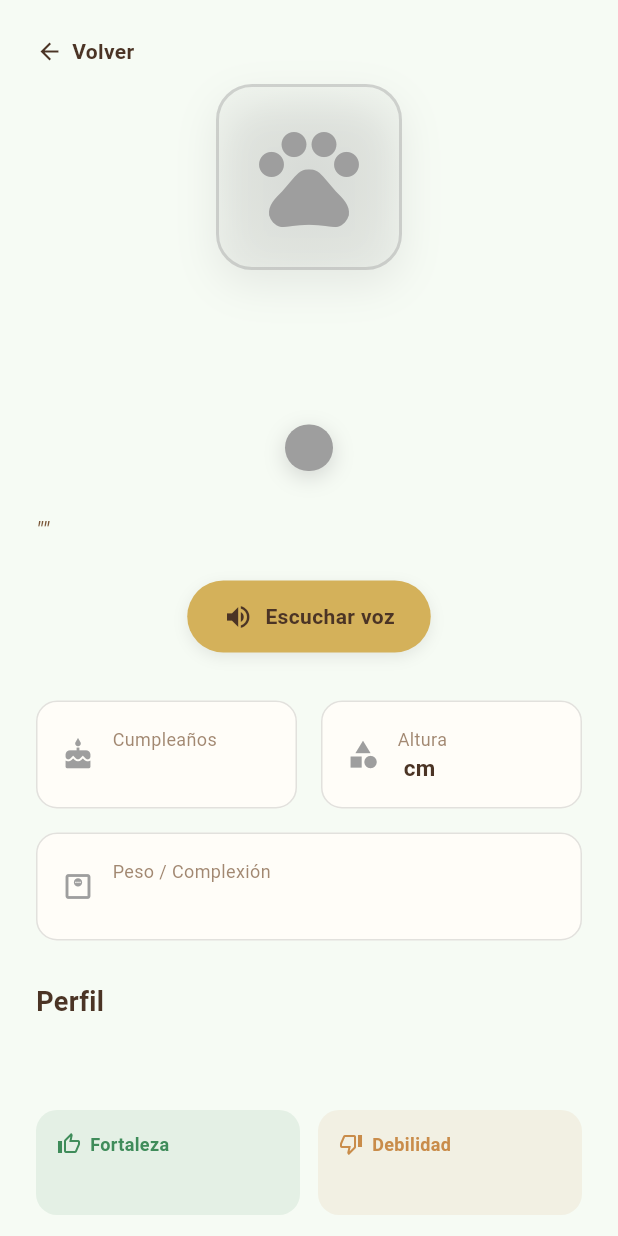
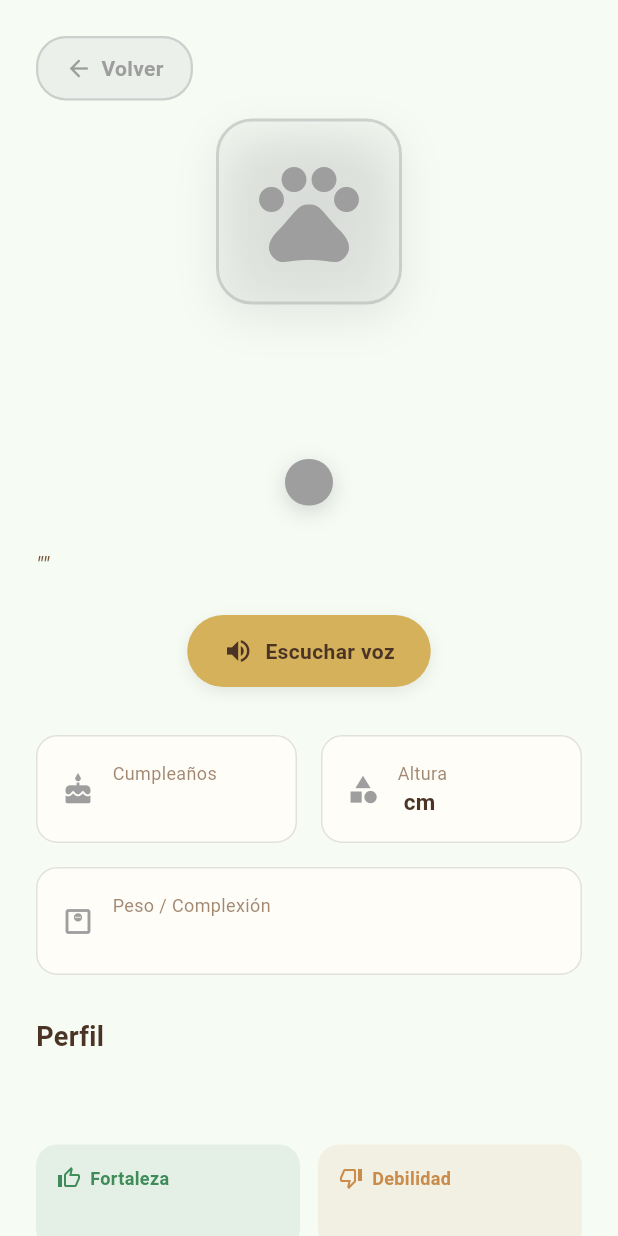
Before and after one commit to Mrxz2203/proyecto-searuma, a Flutter app: the _DetailContent widget shown alone on an empty page, opened directly with empty values, on a phone screen of 412 x 824 dp. Run offline on Flutter 3.47's test engine with Material 3 defaults, Android fonts, the phone set to English and light mode, and no system bars; our stand-ins replace audioplayers, go_router; missing offline and left inert: translator; network calls fail.

Commit message:
feat: :art: Mejora en los buttons inicio y volver
Agregado de bordeux a los botones de uso del usuario

agregado de estilos

```diff
--- a/lib/screens/detail_page.dart
+++ b/lib/screens/detail_page.dart
@@ -247,19 +247,32 @@ class _DetailContent extends StatelessWidget {
           child: Column(
             crossAxisAlignment: CrossAxisAlignment.start,
             children: [
+
              _FadeInUp(
+  child: Align(
+    alignment: Alignment.centerLeft,
     child: _HoverButton(
       onPressed: () => context.go('/search'),
+      child: Container(
+        padding: const EdgeInsets.symmetric(horizontal: 18, vertical: 10),
+        decoration: BoxDecoration(
+          color: accentColor.withValues(alpha: 0.12),
+          borderRadius: BorderRadius.circular(20),
+          border: Border.all(color: accentColor.withValues(alpha: 0.4), width: 1.5),
+        ),
         child: Row(
           mainAxisSize: MainAxisSize.min,
-                    children: const [
-                      Icon(Icons.arrow_back, color: AppColors.darkBrown, size: 18),
-                      SizedBox(width: 6),
-                      Text('Volver', style: TextStyle(color: AppColors.darkBrown, fontWeight: FontWeight.w600)),
+          children: [
+            Icon(Icons.arrow_back, color: accentColor, size: 18),
+            const SizedBox(width: 6),
+            Text('Volver', style: TextStyle(color: accentColor, fontWeight: FontWeight.bold)),
           ],
         ),
       ),
     ),
+  ),
+),
+
               const SizedBox(height: 12),
               _FadeInUp(
                 delay: const Duration(milliseconds: 80),
```
Also changed, not shown: lib/screens/search_page.dart (+42 -14 lines). Lines whose indentation alone changed are shown as unchanged.
